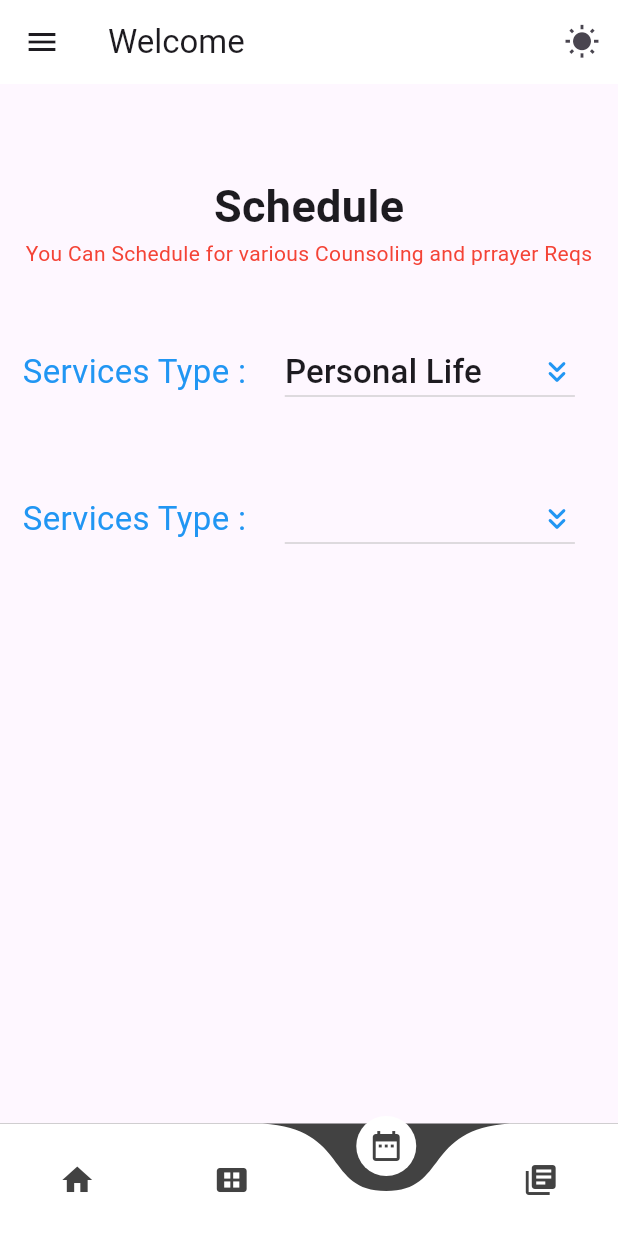
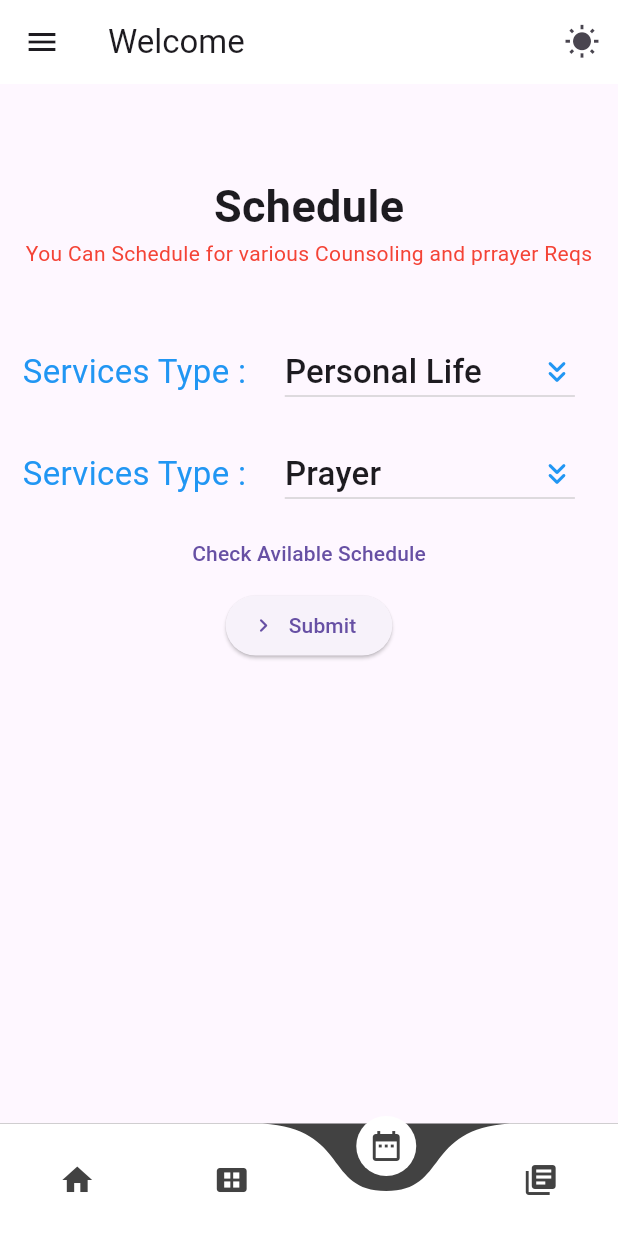
Before and after one commit to yosefsahle/Christ_Like, a Flutter app: the screen it shows after launch, item 3 of the bottom bar chosen, on a phone screen of 412 x 824 dp. Run offline on Flutter 3.47's test engine with Material 3 defaults, Android fonts, the light colour scheme and no system bars; drawn by our look-alikes of curved_navigation_bar; our stand-ins replace progress_indicators; network calls fail.

Commit message:
schedule Page

```diff
--- a/lib/pages/schedule.dart
+++ b/lib/pages/schedule.dart
@@ -1,4 +1,6 @@
+import 'dart:convert';
 import 'package:flutter/material.dart';
+import 'package:http/http.dart' as http;
 
 class SchedulePage extends StatefulWidget {
   const SchedulePage({super.key});
@@ -9,6 +11,9 @@ class SchedulePage extends StatefulWidget {
 
 class _SchedulePageState extends State<SchedulePage> {
   String dropdownValue = 'Personal Life';
+  String personalLifeValue = 'Prayer';
+  bool avilableScheduleDisplay = false;
+  bool checkDateDisplay = true;
 
   bool display(String text) {
     if (text == 'Personal Life') {
@@ -98,7 +103,7 @@ class _SchedulePageState extends State<SchedulePage> {
                 ),
               ),
               const SizedBox(
-                height: 40,
+                height: 10,
               ),
               // second Selection if the user selects Persona life
               Visibility(
@@ -115,14 +120,14 @@ class _SchedulePageState extends State<SchedulePage> {
                         width: 20,
                       ),
                       DropdownButton<String>(
-                        value: dropdownValue,
+                        value: personalLifeValue,
                         icon: const Icon(
                           Icons.keyboard_double_arrow_down_rounded,
                           color: Colors.blue,
                         ),
                         onChanged: (String? newValue) {
                           setState(() {
-                            dropdownValue = newValue!;
+                            personalLifeValue = newValue!;
                           });
                         },
                         items: const [
@@ -143,7 +148,7 @@ class _SchedulePageState extends State<SchedulePage> {
                           DropdownMenuItem<String>(
                             value: 'Ministry',
                             child: Text(
-                              'MInistry',
+                              'Ministry',
                               style: TextStyle(fontSize: 22),
                             ),
                           ),
@@ -159,7 +164,33 @@ class _SchedulePageState extends State<SchedulePage> {
                     ],
                   ),
                 ),
-              )
+              ),
+
+              Visibility(
+                visible: checkDateDisplay,
+                child: TextButton(
+                    onPressed: () {
+                      setState(() {
+                        avilableScheduleDisplay = true;
+                        checkDateDisplay = false;
+                      });
+                    },
+                    child: const Text('Check Avilable Schedule')),
+              ),
+
+              Visibility(
+                visible: avilableScheduleDisplay,
+                child: const Center(
+                  child: Text('True'),
+                ),
+              ),
+
+              ElevatedButton.icon(
+                  onPressed: () {
+                    setState(() {});
+                  },
+                  icon: const Icon(Icons.navigate_next_rounded),
+                  label: const Text('Submit')),
             ],
           ),
         ));
--- a/pubspec.yaml
+++ b/pubspec.yaml
@@ -40,6 +40,7 @@ dependencies:
   rflutter_alert: ^2.0.7
   cool_alert: ^2.0.1
   liquid_pull_to_refresh: ^3.0.1
+  http: ^1.1.0
 
 dev_dependencies:
   flutter_test:
```
Also changed, not shown: lib/pages/post.dart (+44 -18 lines), lib/widgets/post_card.dart (+14 -9 lines), pubspec.lock.
